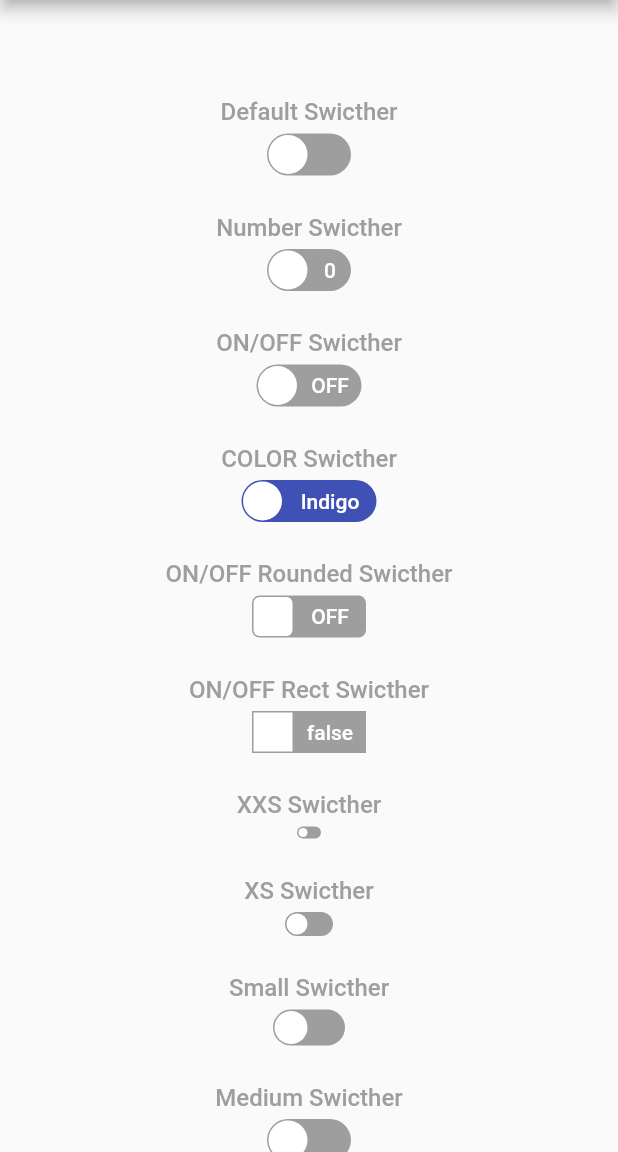
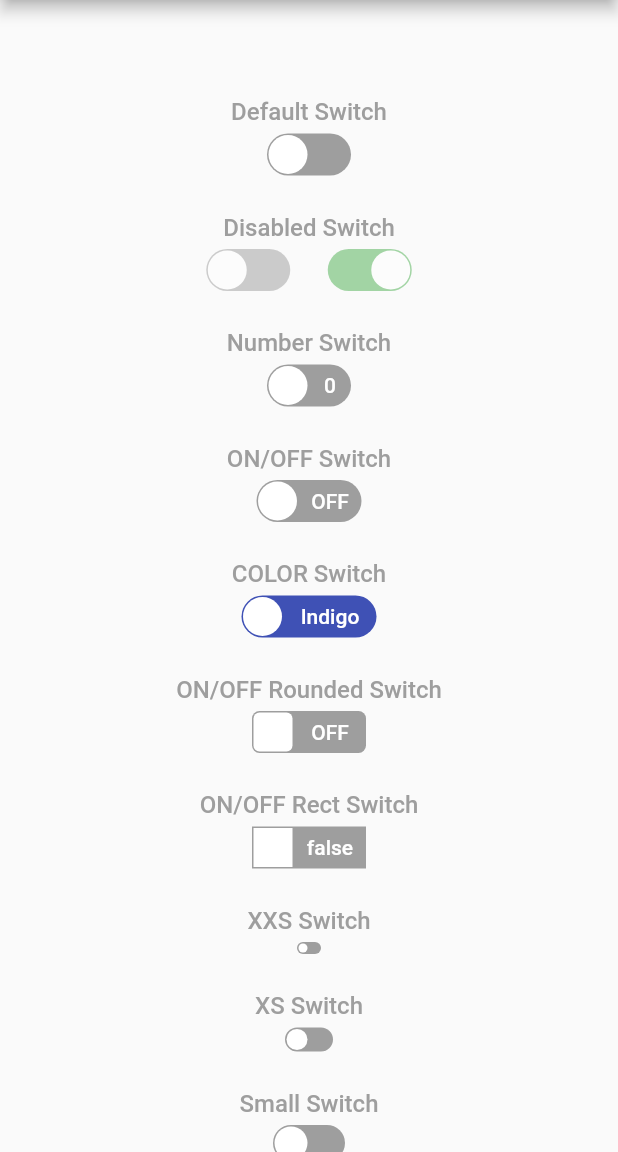
Before and after one commit to alex-melnyk/flutter_advanced_switch, a Flutter app: the screen it shows after launch, on a phone screen of 412 x 824 dp, the part 84-1236 px from its top. Run offline on Flutter 3.47's test engine with Material 2 defaults, Android fonts, the phone set to English and light mode, and no system bars.

Commit message:
Disabled state implemented.

```diff
--- a/example/lib/main.dart
+++ b/example/lib/main.dart
@@ -47,14 +47,27 @@ class _MyAppState extends State<MyApp> {
             child: Column(
               crossAxisAlignment: CrossAxisAlignment.center,
               children: [
-                _buildLabel('Default Swicther'),
+                _buildLabel('Default Switch'),
                 AdvancedSwitch(
                   value: _value00,
                   onChanged: (value) => setState(() {
                     _value00 = value;
                   }),
                 ),
-                _buildLabel('Number Swicther'),
+                _buildLabel('Disabled Switch'),
+                Row(
+                  mainAxisSize: MainAxisSize.min,
+                  children: [
+                    AdvancedSwitch(
+                      value: false,
+                    ),
+                    SizedBox(width: 25),
+                    AdvancedSwitch(
+                      value: true,
+                    ),
+                  ],
+                ),
+                _buildLabel('Number Switch'),
                 AdvancedSwitch(
                   activeLabel: '1',
                   inactiveLabel: '0',
@@ -63,7 +76,7 @@ class _MyAppState extends State<MyApp> {
                     _value01 = value;
                   }),
                 ),
-                _buildLabel('ON/OFF Swicther'),
+                _buildLabel('ON/OFF Switch'),
                 AdvancedSwitch(
                   activeLabel: 'ON',
                   inactiveLabel: 'OFF',
@@ -73,7 +86,7 @@ class _MyAppState extends State<MyApp> {
                     _value02 = value;
                   }),
                 ),
-                _buildLabel('COLOR Swicther'),
+                _buildLabel('COLOR Switch'),
                 AdvancedSwitch(
                   activeColor: Colors.yellow,
                   inactiveColor: Colors.indigo,
@@ -85,7 +98,7 @@ class _MyAppState extends State<MyApp> {
                     _value03 = value;
                   }),
                 ),
-                _buildLabel('ON/OFF Rounded Swicther'),
+                _buildLabel('ON/OFF Rounded Switch'),
                 AdvancedSwitch(
                   activeLabel: 'ON',
                   inactiveLabel: 'OFF',
@@ -96,7 +109,7 @@ class _MyAppState extends State<MyApp> {
                     _value04 = value;
                   }),
                 ),
-                _buildLabel('ON/OFF Rect Swicther'),
+                _buildLabel('ON/OFF Rect Switch'),
                 AdvancedSwitch(
                   activeLabel: 'true',
                   inactiveLabel: 'false',
@@ -107,7 +120,7 @@ class _MyAppState extends State<MyApp> {
                     _value05 = value;
                   }),
                 ),
-                _buildLabel('XXS Swicther'),
+                _buildLabel('XXS Switch'),
                 AdvancedSwitch(
                   width: 16,
                   height: 8,
@@ -116,7 +129,7 @@ class _MyAppState extends State<MyApp> {
                     _value06 = value;
                   }),
                 ),
-                _buildLabel('XS Swicther'),
+                _buildLabel('XS Switch'),
                 AdvancedSwitch(
                   width: 32,
                   height: 16,
@@ -125,7 +138,7 @@ class _MyAppState extends State<MyApp> {
                     _value07 = value;
                   }),
                 ),
-                _buildLabel('Small Swicther'),
+                _buildLabel('Small Switch'),
                 AdvancedSwitch(
                   width: 48,
                   height: 24,
@@ -134,7 +147,7 @@ class _MyAppState extends State<MyApp> {
                     _value08 = value;
                   }),
                 ),
-                _buildLabel('Medium Swicther'),
+                _buildLabel('Medium Switch'),
                 AdvancedSwitch(
                   width: 56,
                   height: 28,
@@ -143,7 +156,7 @@ class _MyAppState extends State<MyApp> {
                     _value09 = value;
                   }),
                 ),
-                _buildLabel('Large Swicther'),
+                _buildLabel('Large Switch'),
                 AdvancedSwitch(
                   width: 72,
                   height: 36,
@@ -153,7 +166,7 @@ class _MyAppState extends State<MyApp> {
                     _value10 = value;
                   }),
                 ),
-                _buildLabel('XL Swicther'),
+                _buildLabel('XL Switch'),
                 AdvancedSwitch(
                   width: 96,
                   height: 48,
@@ -163,7 +176,7 @@ class _MyAppState extends State<MyApp> {
                     _value11 = value;
                   }),
                 ),
-                _buildLabel('XXL Swicther'),
+                _buildLabel('XXL Switch'),
                 AdvancedSwitch(
                   width: 112,
                   height: 56,
--- a/lib/flutter_advanced_switch.dart
+++ b/lib/flutter_advanced_switch.dart
@@ -5,7 +5,6 @@ class AdvancedSwitch extends StatefulWidget {
   const AdvancedSwitch({
     Key key,
     @required this.value,
-    @required this.onChanged,
     this.activeColor = Colors.green,
     this.inactiveColor = Colors.grey,
     this.activeLabel,
@@ -15,8 +14,8 @@ class AdvancedSwitch extends StatefulWidget {
     this.borderRadius = const BorderRadius.all(const Radius.circular(14)),
     this.width = 56.0,
     this.height = 28.0,
+    this.onChanged,
   })  : assert(value != null),
-        assert(onChanged != null),
         super(key: key);
 
   final bool value;
@@ -85,7 +84,9 @@ class _AdvancedSwitchState extends State<AdvancedSwitch> with TickerProviderStat
     return AnimatedBuilder(
       animation: _switchAnimController,
       builder: (_, child) {
-        return Container(
+        return Opacity(
+          opacity: widget.onChanged != null ? 1 : 0.5,
+          child: Container(
             width: dWidth,
             height: dHeight,
             clipBehavior: Clip.antiAliasWithSaveLayer,
@@ -94,13 +95,14 @@ class _AdvancedSwitchState extends State<AdvancedSwitch> with TickerProviderStat
               color: animation.value,
             ),
             child: child,
+          ),
         );
       },
       child: Material(
         color: Colors.transparent,
         child: InkWell(
           borderRadius: widget.borderRadius,
-          onTap: () => widget.onChanged(!checked),
+          onTap: widget.onChanged != null ? () => widget.onChanged(!checked) : null,
           child: AnimatedBuilder(
             animation: _switchAnimController,
             builder: (context, child) {
@@ -143,6 +145,8 @@ class _AdvancedSwitchState extends State<AdvancedSwitch> with TickerProviderStat
     bool right = false,
     TextStyle textStyle,
   }) {
+    final theme = Theme.of(context);
+
     return Container(
       width: labelSize,
       height: widget.height,
```
Also changed, not shown: example/pubspec.lock. Lines whose indentation alone changed are shown as unchanged.
